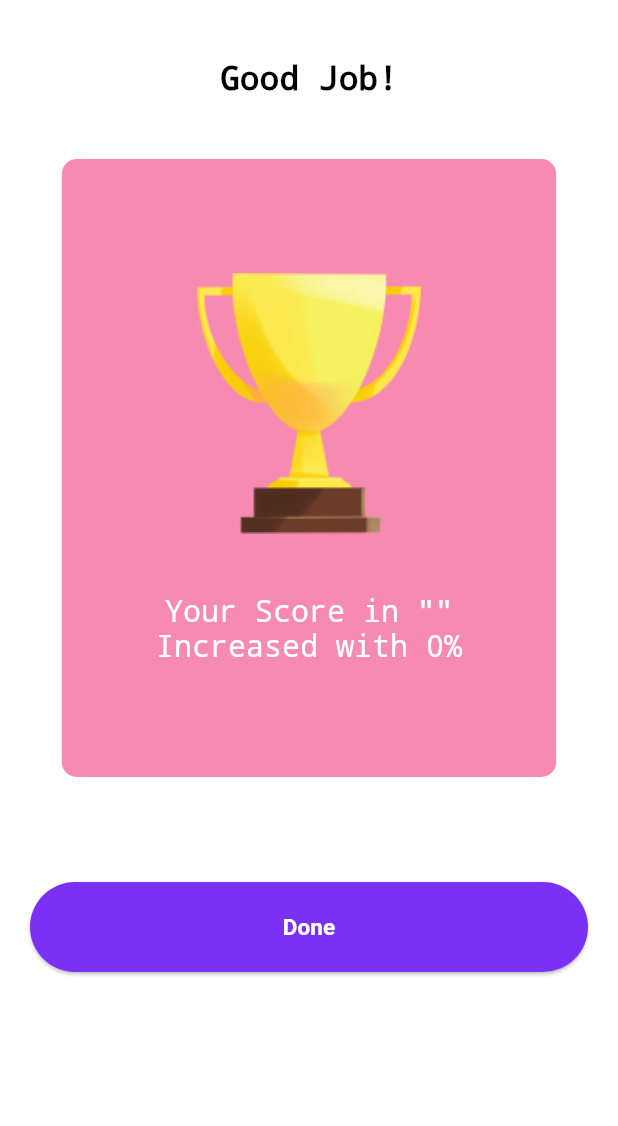
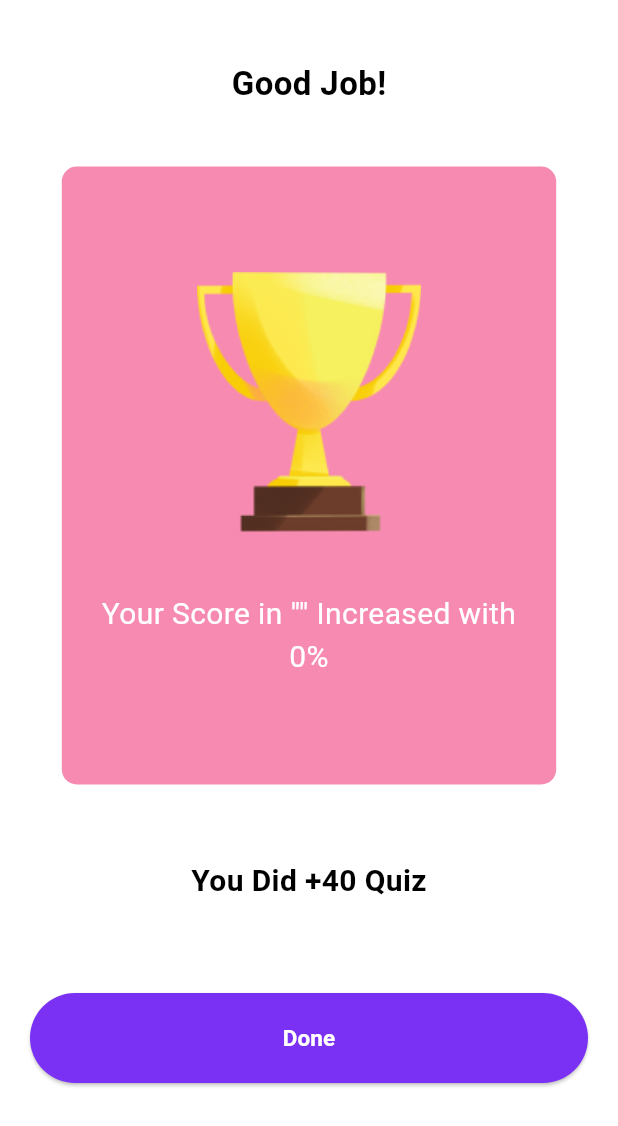
Before and after one commit to Aminebht/Solution-Challenge, a Flutter app: the OneAnswer screen opened directly with empty values, after a tap on "Done", on a phone screen of 412 x 824 dp. Shown: the top 1126 px of the screen. Run offline on Flutter 3.47's test engine with Material 3 defaults, Android fonts, the phone set to English and light mode, and no system bars; our stand-ins replace dio, firebase_auth, firebase_core, firebase_database, hive, hive_flutter and 2 more; missing offline and left inert: simple_fontellico_progress_dialog; accounts and stored records are empty.

```diff
--- a/lib/DoneOneQuestion.dart
+++ b/lib/DoneOneQuestion.dart
@@ -4,10 +4,12 @@ import 'package:flutter/material.dart';
 class DoneOneQuestion extends StatelessWidget {
   final String selectedLesson;
   final int uprate;
+  final int totalQuizDone;
 
   DoneOneQuestion({
     required this.selectedLesson,
     required this.uprate,
+    required this.totalQuizDone,
   });
 
   @override
@@ -17,13 +19,15 @@ class DoneOneQuestion extends StatelessWidget {
 
     score >= 0 ? chaine = 'Increased' : chaine = 'Decreased';
 
-    return SingleChildScrollView(
+    return Scaffold(
+      backgroundColor: Colors.white, // Set the background color to white
+      body: SingleChildScrollView(
         child: Column(
           children: [
             Column(
               mainAxisAlignment: MainAxisAlignment.center,
               children: [
-              SizedBox(height: 40),
+                const SizedBox(height: 40),
                 Text(
                   score >= 0 ? 'Good Job!' : 'Not Bad!',
                   style: const TextStyle(
@@ -38,7 +42,7 @@ class DoneOneQuestion extends StatelessWidget {
                   width: 0.8 * MediaQuery.of(context).size.width,
                   height: 0.5 * MediaQuery.of(context).size.height,
                   decoration: BoxDecoration(
-                  color: Color(0xFFF78AB1),
+                    color: const Color(0xFFF78AB1),
                     borderRadius: BorderRadius.circular(10),
                   ),
                   padding: const EdgeInsets.all(20),
@@ -50,15 +54,15 @@ class DoneOneQuestion extends StatelessWidget {
                         height: 173.6,
                         width: 150,
                       ),
-                    SizedBox(height: 40),
-                    Container(
+                      const SizedBox(height: 40),
+                      SizedBox(
                         width: 290,
                         child: Text(
                           'Your Score in "$selectedLesson" $chaine with ${score.abs()}%',
                           style: const TextStyle(
                             color: Colors.white,
                             fontSize: 20,
-                          fontWeight: FontWeight.w100,
+                            fontWeight: FontWeight.w400,
                             decoration: TextDecoration.none,
                           ),
                           textAlign: TextAlign.center,
@@ -68,11 +72,23 @@ class DoneOneQuestion extends StatelessWidget {
                   ),
                 ),
                 const SizedBox(height: 50),
+                Text(
+                  'You Did +$totalQuizDone Quiz',
+                  style: const TextStyle(
+                    color: Colors.black,
+                    fontSize: 20,
+                    fontWeight: FontWeight.bold,
+                    decoration: TextDecoration.none,
+                  ),
+                ),
               ],
+            ),
+            const SizedBox(
+              height: 40,
             ),
             Center(
               child: Padding(
-              padding: EdgeInsets.all(20),
+                padding: const EdgeInsets.all(20),
                 child: Column(
                   children: [
                     ElevatedButton(
@@ -86,7 +102,7 @@ class DoneOneQuestion extends StatelessWidget {
                         );
                       },
                       style: ElevatedButton.styleFrom(
-                      primary: Color(0xFF7B31F4),
+                        backgroundColor: const Color(0xFF7B31F4),
                         shape: RoundedRectangleBorder(
                           borderRadius: BorderRadius.circular(30),
                         ),
@@ -94,7 +110,7 @@ class DoneOneQuestion extends StatelessWidget {
                       child: Container(
                         width: 0.8 * MediaQuery.of(context).size.width,
                         height: 60,
-                      padding: EdgeInsets.symmetric(vertical: 15),
+                        padding: const EdgeInsets.symmetric(vertical: 15),
                         child: const Center(
                           child: Text(
                             'Done',
@@ -112,6 +128,7 @@ class DoneOneQuestion extends StatelessWidget {
               ),
             ),
           ],
+        ),
       ),
     );
   }
--- a/lib/OneAnswer.dart
+++ b/lib/OneAnswer.dart
@@ -38,7 +38,7 @@ class _AnswersPageState extends State<OneAnswer> {
     screenWidth = MediaQuery.of(context).size.width;
 
     return Scaffold(
-      backgroundColor: Color(0xFF7B31F4),
+      backgroundColor: const Color(0xFF7B31F4),
       body: Center(
         child: SingleChildScrollView(
           child: Column(
@@ -48,7 +48,7 @@ class _AnswersPageState extends State<OneAnswer> {
                   top: 0.04 * screenHeight,
                   bottom: 0.05 * screenHeight,
                 ),
-                child: Row(
+                child: const Row(
                   mainAxisAlignment: MainAxisAlignment.center,
                   children: [
                     Text(
@@ -77,7 +77,7 @@ class _AnswersPageState extends State<OneAnswer> {
     return SingleChildScrollView(
       child: Container(
         width: 0.9 * screenWidth,
-        padding: EdgeInsets.all(30),
+        padding: const EdgeInsets.all(30),
         decoration: BoxDecoration(
           color: Colors.white,
           borderRadius: BorderRadius.circular(20),
@@ -86,18 +86,18 @@ class _AnswersPageState extends State<OneAnswer> {
           crossAxisAlignment: CrossAxisAlignment.center,
           mainAxisAlignment: MainAxisAlignment.spaceBetween,
           children: [
-            SizedBox(height: 20),
+            const SizedBox(height: 20),
             // Question
             Text(
-              '${widget.question}',
-              style: TextStyle(
+              widget.question,
+              style: const TextStyle(
                 color: Colors.black,
                 fontSize: 20,
                 fontWeight: FontWeight.bold,
               ),
             ),
-            SizedBox(height: 20),
-            Row(
+            const SizedBox(height: 20),
+            const Row(
               mainAxisAlignment:
                   MainAxisAlignment.start, // Align to the start (left)
               children: [
@@ -115,17 +115,17 @@ class _AnswersPageState extends State<OneAnswer> {
                 ),
               ],
             ),
-            SizedBox(height: 20),
+            const SizedBox(height: 20),
 
             if (widget.selectedAnswer == widget.correctAnswer)
               _buildAnswerBox(widget.selectedAnswer, Colors.white,
-                  Color(0xFF53DF83), screenWidth)
+                  const Color(0xFF53DF83), screenWidth)
             else
               _buildAnswerBox(widget.selectedAnswer, Colors.white,
-                  Color(0xFFE33629), screenWidth),
+                  const Color(0xFFE33629), screenWidth),
 
-            SizedBox(height: 20),
-            Row(
+            const SizedBox(height: 20),
+            const Row(
               mainAxisAlignment:
                   MainAxisAlignment.start, // Align to the start (left)
               children: [
@@ -143,11 +143,11 @@ class _AnswersPageState extends State<OneAnswer> {
                 ),
               ],
             ),
-            SizedBox(height: 20),
-            _buildAnswerBox(correctAnswer, Color(0xFF53DF83), Color(0xFF53DF83),
-                screenWidth),
-            SizedBox(height: 20),
-            Row(
+            const SizedBox(height: 20),
+            _buildAnswerBox(correctAnswer, const Color(0xFF53DF83),
+                const Color(0xFF53DF83), screenWidth),
+            const SizedBox(height: 20),
+            const Row(
               mainAxisAlignment:
                   MainAxisAlignment.start, // Align to the start (left)
               children: [
@@ -165,9 +165,9 @@ class _AnswersPageState extends State<OneAnswer> {
                 ),
               ],
             ),
-            SizedBox(height: 20),
+            const SizedBox(height: 20),
             _buildExplanationBox(explanation, screenWidth),
-            SizedBox(height: 20),
+            const SizedBox(height: 20),
             _buildSubmitAnswerButton(context, screenWidth),
           ],
         ),
@@ -186,6 +186,7 @@ class _AnswersPageState extends State<OneAnswer> {
               builder: (context) => DoneOneQuestion(
                     selectedLesson: widget.lesson,
                     uprate: widget.up,
+                    totalQuizDone: 40,
                   )),
         );
       },
@@ -193,10 +194,10 @@ class _AnswersPageState extends State<OneAnswer> {
         width: 0.8 * screenWidth,
         height: 52,
         decoration: BoxDecoration(
-          color: Color(0xFF7B31F4),
+          color: const Color(0xFF7B31F4),
           borderRadius: BorderRadius.circular(15),
         ),
-        child: Center(
+        child: const Center(
           child: Text(
             'Done',
             style: TextStyle(
@@ -212,18 +213,19 @@ class _AnswersPageState extends State<OneAnswer> {
 
 Widget _buildAnswerBox(
     String answer, Color color1, Color color2, double screenWidth) {
-  Color textColor = (color1 == Colors.white && color2 == Color(0xFF53DF83))
-      ? Color(0xFF53DF83)
-      : (color1 == Colors.white && color2 == Color(0xFFE33629))
-          ? Color(0xFFE33629)
-          : Colors.white;
+  Color textColor =
+      (color1 == Colors.white && color2 == const Color(0xFF53DF83))
+          ? const Color(0xFF53DF83)
+          : (color1 == Colors.white && color2 == const Color(0xFFE33629))
+              ? const Color(0xFFE33629)
+              : Colors.white;
 
   String imagePath =
-      (color2 == Color(0xFFE33629)) ? 'images/no.png' : 'images/tick.png';
+      (color2 == const Color(0xFFE33629)) ? 'images/no.png' : 'images/tick.png';
 
   return Container(
     width: 0.75 * screenWidth,
-    padding: EdgeInsets.only(left: 20, top: 20, bottom: 20, right: 30.0),
+    padding: const EdgeInsets.only(left: 20, top: 20, bottom: 20, right: 30.0),
     decoration: BoxDecoration(
       color: color1,
       borderRadius: BorderRadius.circular(15),
@@ -252,13 +254,13 @@ Widget _buildAnswerBox(
 Widget _buildExplanationBox(String explanation, double screenWidth) {
   return Container(
     width: 0.9 * screenWidth,
-    padding: EdgeInsets.all(20),
-    decoration: BoxDecoration(
+    padding: const EdgeInsets.all(20),
+    decoration: const BoxDecoration(
       color: Colors.white,
     ),
     child: Text(
       explanation,
-      style: TextStyle(
+      style: const TextStyle(
         fontSize: 16,
         fontWeight: FontWeight.w400,
         color: Colors.black,
--- a/lib/main.dart
+++ b/lib/main.dart
@@ -46,7 +46,7 @@ class MyApp extends StatelessWidget {
         theme: ThemeData(
           primarySwatch: Colors.blue,
         ),
-        home: SignIn(),
+        home: Home1(),
       );
     } else {
       // Box is not empty, get the value of keepMeSignedIn for the first user
```
Also changed, not shown: lib/Answers.dart (+40 -39 lines), lib/ChooseSubject.dart (+29 -29 lines), lib/Home1.dart (+33 -51 lines), lib/Stats.dart (+71 -52 lines), lib/chooselesson.dart (+48 -60 lines). Lines whose indentation alone changed are shown as unchanged.
